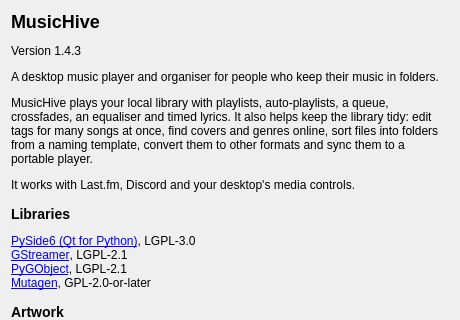
Above: ui/about.ui from music-hive-dev/MusicHive before the change; both pictures show x 0 to 460 and y 0 to 320 of the 460 by 520 pixel window. Below: the same form after it.
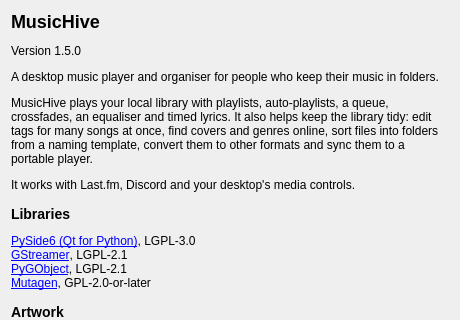
That is the form after the change.

Commit message:
Cast with the visualiser and lyrics, and to a web browser; version 1.5.0
- Casting with pictures: the visualiser and lyrics as a live video for
  Chromecasts (WebM) and DLNA TVs (MPEG-TS), with the equaliser and
  crossfade applied
- Previous and next on a Chromecast's own controls and in Google Home
- Casting to a web browser: a page served by MusicHive that plays the
  music and draws the visualiser and lyrics itself, with buttons for a
  TV remote. Bar maps made in advance on the computer start the bars
  with the song
- Screenshots and the new casting features in the README

The edit to the form file:
```diff
--- a/ui/about.ui
+++ b/ui/about.ui
@@ -18,7 +18,7 @@
     <widget class="QLabel" name="aboutText">
      <property name="text">
       <string>&lt;h2&gt;MusicHive&lt;/h2&gt;
-&lt;p&gt;Version 1.4.3&lt;/p&gt;
+&lt;p&gt;Version 1.5.0&lt;/p&gt;
 &lt;p&gt;A desktop music player and organiser for people who keep their music in folders.&lt;/p&gt;
 &lt;p&gt;MusicHive plays your local library with playlists, auto-playlists, a queue, crossfades, an equaliser and timed lyrics. It also helps keep the library tidy: edit tags for many songs at once, find covers and genres online, sort files into folders from a naming template, convert them to other formats and sync them to a portable player.&lt;/p&gt;
 &lt;p&gt;It works with Last.fm, Discord and your desktop's media controls.&lt;/p&gt;
```
The commit also changes 17 other files.
